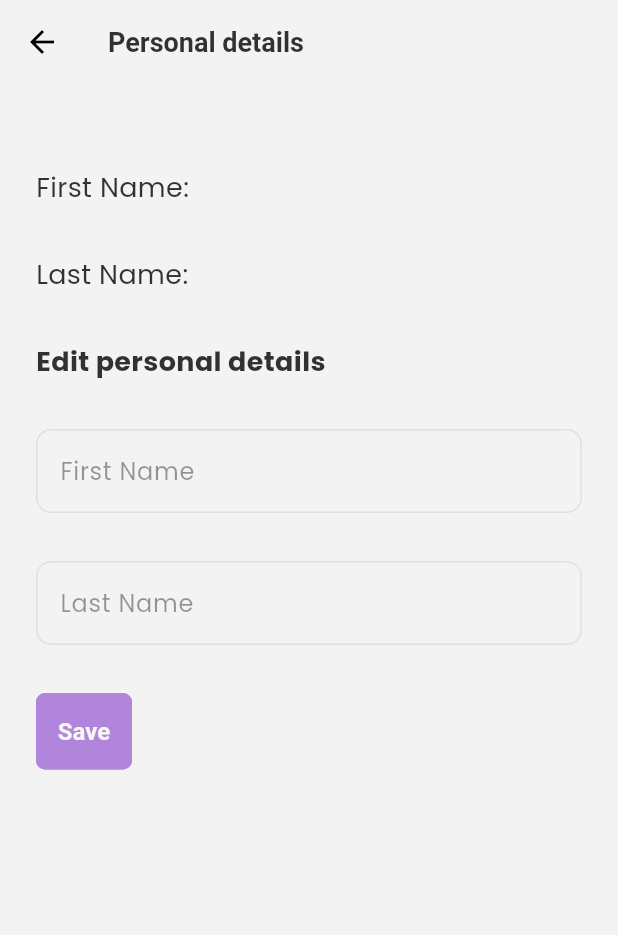
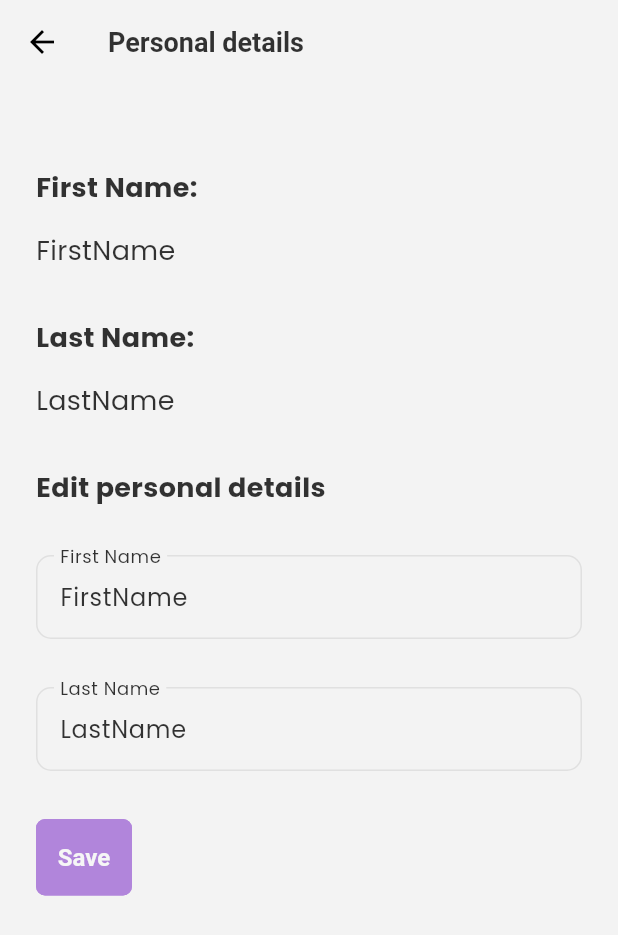
Before and after one commit to c-guill/DaylioFinal, a Flutter app: the PersonalDataPage screen opened directly, on a phone screen of 412 x 824 dp. Shown: the top 935 px of the screen. Run offline on Flutter 3.47's test engine with Material 3 defaults, Android fonts, the phone set to English and light mode, and no system bars; our stand-ins replace cloud_firestore, file_picker, firebase_auth, firebase_core, firebase_storage, flutter_native_splash and 11 more; missing offline and left inert: d_chart; accounts and stored records are empty; project files that could hold a hidden picture were left out.

Commit message:
temporary mesures

```diff
--- a/lib/features/diary/views/note/widget/firebase_storage_services.dart
+++ b/lib/features/diary/views/note/widget/firebase_storage_services.dart
@@ -47,7 +47,7 @@ class Storage {
   }
 
   Future<String> getFirstName() async{
-    String result = "";
+    String result = "FirstName";
     try {
       String UID = await manageData.getUID();
       QuerySnapshot querySnapshot = await FirebaseFirestore.instance.collection('informations/$UID').get();
@@ -63,7 +63,7 @@ class Storage {
   }
 
 Future<String> getLastName() async{
-  String result = "";
+  String result = "LastName";
   try {
     String UID = await manageData.getUID();
     QuerySnapshot querySnapshot = await FirebaseFirestore.instance.collection('informations/$UID').get();
--- a/lib/features/diary/views/settings/account/widgets/personal_data_form.dart
+++ b/lib/features/diary/views/settings/account/widgets/personal_data_form.dart
@@ -51,15 +51,31 @@ class _PersonalDataFormState extends State<PersonalDataForm> {
         child: Column(
           crossAxisAlignment: CrossAxisAlignment.start,
           children: [
+            const Text(
+              'First Name:',
+              style: TextStyle(
+                fontSize: TSizes.fontSizeLg,
+                fontWeight: FontWeight.bold,
+              ),
+            ),
+            const SizedBox(height: TSizes.spaceBtwItems),
             Text(
-              'First Name: $firstName',
+              firstName,
               style: const TextStyle(
                 fontSize: TSizes.fontSizeLg,
               ),
             ),
             const SizedBox(height: TSizes.spaceBtwSections),
+            const Text(
+              'Last Name:',
+              style: TextStyle(
+                fontSize: TSizes.fontSizeLg,
+                fontWeight: FontWeight.bold,
+              ),
+            ),
+            const SizedBox(height: TSizes.spaceBtwItems),
             Text(
-              'Last Name: $lastName',
+              lastName,
               style: const TextStyle(
                 fontSize: TSizes.fontSizeLg,
               ),
```
